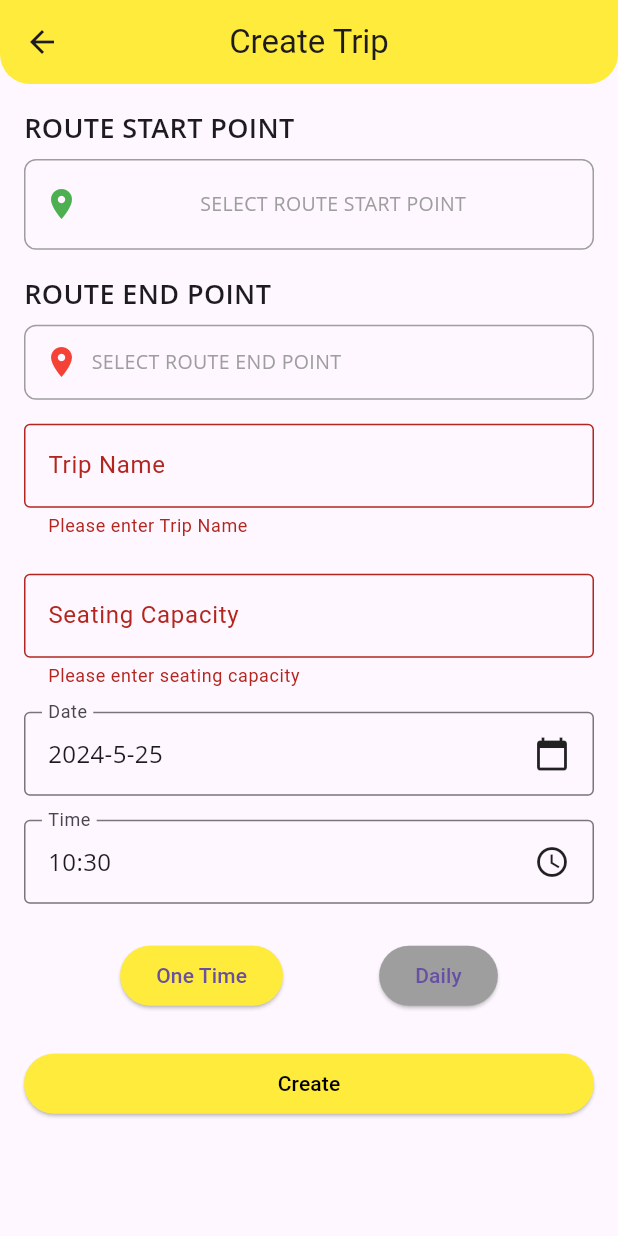
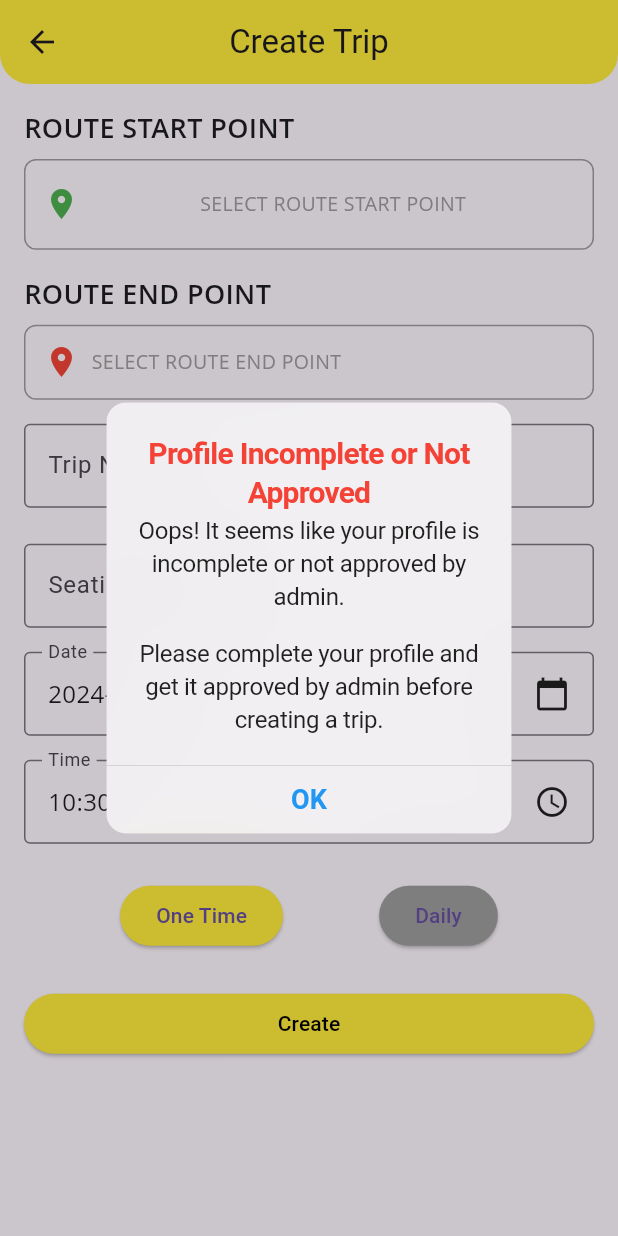
Before and after one commit to mibad862/EasyTransit, a Flutter app: the CreateTripPage screen opened directly, after a tap on "Create", on a phone screen of 412 x 824 dp. Run offline on Flutter 3.47's test engine with Material 3 defaults, Android fonts, the phone set to English and light mode, and no system bars; our stand-ins replace cached_network_image, cloud_firestore, dio, file_picker, firebase_auth, firebase_core and 11 more; missing offline and left inert: flutter_inappwebview, flutter_polyline_points; accounts and stored records are empty.

Commit message:
26/05/2024

```diff
--- a/lib/main.dart
+++ b/lib/main.dart
@@ -41,11 +41,10 @@ class MyApp extends StatelessWidget {
       routes: {
         // ignore: prefer_const_constructors
         '/': (context) => SplashScreen(),
-        '/login': (context) => const Welcome(),
         '/home': (context) => const HomeScreen(), // Update to LoginPage
         '/welcome': (context) => const Welcome(), // Add the welcome route
-        '/signup': (context) => const EmailRegisterScreen(),
-        '/ulogin': (context) => const EmailLoginScreen(),
+        '/email-signup': (context) => const EmailRegisterScreen(),
+        '/email-login': (context) => const EmailLoginScreen(),
 
         // '/otp': (context) => const OtpScreen(), // Update to LoginPage
 
--- a/lib/views/authentication/email_register_screen.dart
+++ b/lib/views/authentication/email_register_screen.dart
@@ -154,7 +154,7 @@ class _EmailRegisterScreenState extends State<EmailRegisterScreen> {
                       height: screenHeight * 0.130,
                     ),
                     const CommonBottomHeadline(
-                      navigationPath: '/ulogin',
+                      navigationPath: '/email-login',
                       text1: "Already have an account",
                       text2: "Sign In",
                     ),
@@ -176,7 +176,7 @@ class _EmailRegisterScreenState extends State<EmailRegisterScreen> {
         border: OutlineInputBorder(
           borderRadius: BorderRadius.circular(10.0),
         ),
-        contentPadding: EdgeInsets.symmetric(vertical: screenHeight * 0.030),
+        contentPadding: EdgeInsets.symmetric(vertical: screenHeight * 0.025),
         hintText: "Full Name",
         prefixIcon: const Icon(Icons.person),
       ),
--- a/lib/views/create_ride_screen/create_ride.dart
+++ b/lib/views/create_ride_screen/create_ride.dart
@@ -11,11 +11,13 @@ import 'package:shared_preferences/shared_preferences.dart';
 import '../location/provider/location_provider.dart';
 
 class CreateTripPage extends StatefulWidget {
+  const CreateTripPage({super.key});
+
   @override
-  _CreateTripPageState createState() => _CreateTripPageState();
+  CreateTripPageState createState() => CreateTripPageState();
 }
 
-class _CreateTripPageState extends State<CreateTripPage> {
+class CreateTripPageState extends State<CreateTripPage> {
   late String startLocation;
   late String endLocation;
   final _formKey = GlobalKey<FormState>();
@@ -231,11 +233,10 @@ class _CreateTripPageState extends State<CreateTripPage> {
     );
   }
 
-  Future<bool> _isProfileComplete() async {
+  Future<bool> _checkProfileExists() async {
     try {
       // Get the current user
       User? user = FirebaseAuth.instance.currentUser;
-      print(user!.uid);
 
       if (user != null) {
         // Get a reference to the document
@@ -265,6 +266,31 @@ class _CreateTripPageState extends State<CreateTripPage> {
       }
     } catch (error) {
       print('Error checking profile completeness: $error');
+      return false; // Return false in case of any errors
+    }
+  }
+
+  Future<bool> _checkStatusApproved() async {
+    try {
+      // Get the current user
+      User? user = FirebaseAuth.instance.currentUser;
+
+      if (user != null) {
+        // Get a reference to the document
+        DocumentSnapshot<Map<String, dynamic>> snapshot =
+        await FirebaseFirestore.instance
+            .collection('driverDetails')
+            .doc(user.uid) // Use the current user's UID as the document ID
+            .get();
+
+        // Check if the status is approved
+        return snapshot.exists && snapshot['status'] == 'approved';
+      } else {
+        // User not logged in
+        return false;
+      }
+    } catch (error) {
+      print('Error checking status approval: $error');
       return false; // Return false in case of any errors
     }
   }
@@ -315,9 +341,10 @@ class _CreateTripPageState extends State<CreateTripPage> {
     String? phoneNumber = prefs.getString('phoneNumber');
     String? vehicleNo = prefs.getString('vehicleNo');
 
-    final isProfileComplete =
-        await _isProfileComplete(); // Check if the profile is complete
-    if (isProfileComplete) {
+    final isProfileComplete = await _checkProfileExists();
+    final isStatusApproved = await _checkStatusApproved();
+
+    if (isProfileComplete && isStatusApproved) {
       if (_formKey.currentState!.validate()) {
         _formKey.currentState!.save();
         // If the form is valid, submit the trip details
@@ -335,12 +362,12 @@ class _CreateTripPageState extends State<CreateTripPage> {
             contactNo: phoneNumber ?? "");
       }
     } else {
-      // Show an alert if the user's profile is incomplete
+      // Show an alert if the user's profile is incomplete or not approved
       showCupertinoDialog(
         context: context,
         builder: (context) => CupertinoAlertDialog(
           title: const Text(
-            'Profile Incomplete',
+            'Profile Incomplete or Not Approved',
             style: TextStyle(
               fontSize: 20,
               fontWeight: FontWeight.bold,
@@ -352,7 +379,7 @@ class _CreateTripPageState extends State<CreateTripPage> {
             crossAxisAlignment: CrossAxisAlignment.start,
             children: [
               Text(
-                'Oops! It seems like your profile is incomplete.',
+                'Oops! It seems like your profile is incomplete or not approved by admin.',
                 style: TextStyle(
                   fontSize: 16,
                   color: Colors.black87, // Content color
@@ -360,7 +387,7 @@ class _CreateTripPageState extends State<CreateTripPage> {
               ),
               SizedBox(height: 16),
               Text(
-                'Please complete your profile before creating a trip.',
+                'Please complete your profile and get it approved by admin before creating a trip.',
                 style: TextStyle(
                   fontSize: 16,
                   color: Colors.black87, // Content color
@@ -371,7 +398,6 @@ class _CreateTripPageState extends State<CreateTripPage> {
           actions: [
             CupertinoDialogAction(
               onPressed: () {
-                Navigator.of(context).pop();
                 Navigator.of(context).pop();
               },
               child: const Text(
--- a/lib/views/driver_section/driver_screen.dart
+++ b/lib/views/driver_section/driver_screen.dart
@@ -108,7 +108,7 @@ class DriverScreen extends StatelessWidget {
                           FirebaseAuth.instance.signOut().then((_) {
                             Navigator.pop(context); // Close the drawer
                             Navigator.pushReplacementNamed(
-                                context, '/login'); // Navigate to login screen
+                                context, '/welcome'); // Navigate to login screen
                           }).catchError((error) {
                             print("Error signing out: $error");
                             // Handle error if any
--- a/lib/views/passenger_section/passenger_mainscreen.dart
+++ b/lib/views/passenger_section/passenger_mainscreen.dart
@@ -2,6 +2,8 @@ import 'package:demo_project1/views/passenger_section/passenger_screen.dart';
 import 'package:flutter/material.dart';
 
 class PassengerMainScreen extends StatefulWidget {
+  const PassengerMainScreen({super.key});
+
   @override
   _PassengerMainScreenState createState() => _PassengerMainScreenState();
 }
--- a/lib/views/passenger_section/passenger_screen.dart
+++ b/lib/views/passenger_section/passenger_screen.dart
@@ -143,7 +143,7 @@ class PassengerScreenState extends State<PassengerScreen> {
                           FirebaseAuth.instance.signOut().then((_) {
                             Navigator.pop(context); // Close the drawer
                             Navigator.pushReplacementNamed(
-                                context, '/login'); // Navigate to login screen
+                                context, '/welcome'); // Navigate to login screen
                           }).catchError((error) {
                             print("Error signing out: $error");
                             // Handle error if any
--- a/lib/views/widgets/custom_email_textfield.dart
+++ b/lib/views/widgets/custom_email_textfield.dart
@@ -26,7 +26,7 @@ class CustomEmailTextField extends StatelessWidget {
         border: OutlineInputBorder(
           borderRadius: BorderRadius.circular(10.0),
         ),
-        contentPadding: EdgeInsets.symmetric(vertical: screenHeight * 0.032),
+        contentPadding: EdgeInsets.symmetric(vertical: screenHeight * 0.025),
         hintText: "Email Address",
         prefixIcon: const Icon(Icons.email),
       ),
--- a/lib/views/widgets/custom_password_textfield.dart
+++ b/lib/views/widgets/custom_password_textfield.dart
@@ -33,7 +33,7 @@ class CustomPasswordTextFieldState extends State<CustomPasswordTextField> {
           borderRadius: BorderRadius.circular(10.0),
         ),
         contentPadding:
-        EdgeInsets.symmetric(vertical: widget.screenHeight * 0.030),
+        EdgeInsets.symmetric(vertical: widget.screenHeight * 0.025),
         hintText: "Password",
         prefixIcon: const Icon(Icons.key),
         suffixIcon: IconButton(
```
Also changed, not shown: lib/views/authentication/email_login_screen.dart (+27 -24 lines), lib/views/driver_section/driver_mainscreen.dart (+5 -3 lines), lib/views/profile_screen/profile_screen.dart (+17 -13 lines), lib/views/splash_screen.dart (+9 -10 lines), lib/safwan/splash_screen.dart (deleted). Lines whose indentation alone changed are shown as unchanged.
